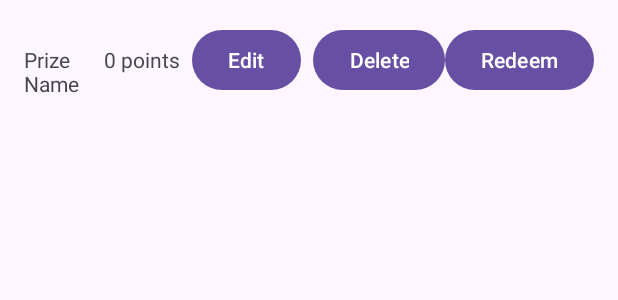
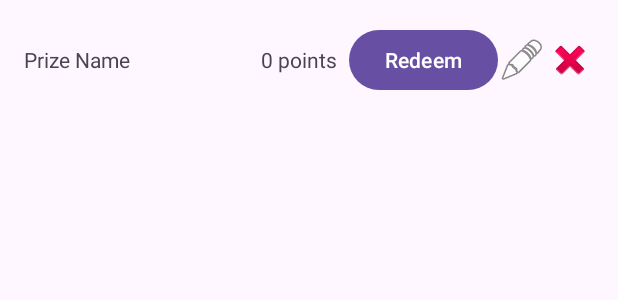
Before and after one commit to NickSanft/TooDo, an Android app: the layout list_item_prize.xml on its own in the app's theme, with its tools: preview values and no code run, on a phone screen of 412 x 824 dp. Shown: the top 300 px of the screen. Run offline under Robolectric (Android 15) with nearby library versions, the phone set to English and light mode, and no system bars.

```diff
--- a/app/src/main/res/layout/list_item_prize.xml
+++ b/app/src/main/res/layout/list_item_prize.xml
@@ -2,6 +2,7 @@
 <LinearLayout xmlns:android="http://schemas.android.com/apk/res/android"
     android:layout_width="match_parent"
     android:layout_height="wrap_content"
+    android:gravity="center_vertical"
     android:orientation="horizontal"
     android:padding="16dp">
 
@@ -19,34 +20,26 @@
         android:layout_marginEnd="8dp"
         android:text="0 points" />
 
-    <LinearLayout
-        android:id="@+id/custom_prize_actions"
-        android:layout_width="wrap_content"
-        android:layout_height="wrap_content"
-        android:orientation="horizontal"
-        android.visibility="gone">
-
-        <Button
-            android:id="@+id/edit_button"
-            android:layout_width="wrap_content"
-            android:layout_height="wrap_content"
-            android:minWidth="0dp"
-            android:text="Edit" />
-
-        <Button
-            android:id="@+id/delete_button"
-            android:layout_width="wrap_content"
-            android:layout_height="wrap_content"
-            android:minWidth="0dp"
-            android:layout_marginStart="8dp"
-            android:text="Delete" />
-
-    </LinearLayout>
-
     <Button
         android:id="@+id/redeem_button"
         android:layout_width="wrap_content"
         android:layout_height="wrap_content"
         android:text="Redeem" />
 
+    <ImageButton
+        android:id="@+id/edit_button"
+        android:layout_width="wrap_content"
+        android:layout_height="wrap_content"
+        android:background="?android:attr/selectableItemBackgroundBorderless"
+        android:contentDescription="Edit Prize"
+        android:src="@android:drawable/ic_menu_edit" />
+
+    <ImageButton
+        android:id="@+id/delete_button"
+        android:layout_width="wrap_content"
+        android:layout_height="wrap_content"
+        android:background="?android:attr/selectableItemBackgroundBorderless"
+        android:contentDescription="Delete Prize"
+        android:src="@android:drawable/ic_delete" />
+
 </LinearLayout>
```
Also changed, not shown: app/src/main/java/com/divora/toodo/PrizesAdapter.kt (+9 -21 lines), app/src/main/java/com/divora/toodo/PrizesFragment.kt (+11 -0 lines), 3 other files.
